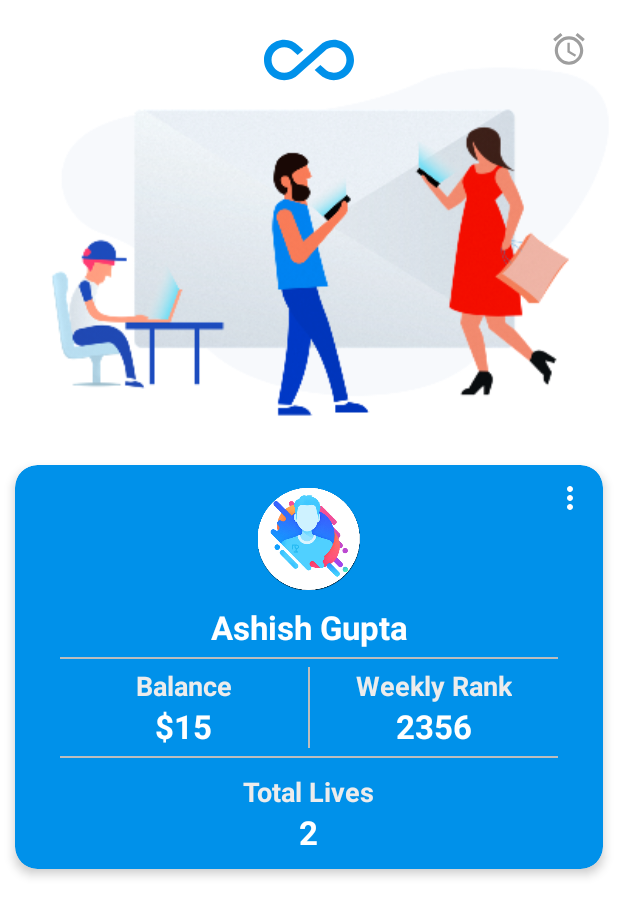
After one commit to ashishguptasanu/PlayerApp, an Android app: the layout activity_home.xml on its own in the app's theme, with its tools: preview values and no code run, on a phone screen of 412 x 824 dp. The commit adds this screen. Shown: the top 916 px of the screen. Run offline under Robolectric (Android 15) with nearby library versions, the phone set to English and light mode, and no system bars.

Commit message:
added home activity

```diff
--- a/app/build.gradle
+++ b/app/build.gradle
@@ -30,7 +30,7 @@ dependencies {
     compile 'com.android.support:recyclerview-v7:26.1.0'
     compile 'com.google.firebase:firebase-database:11.4.2'
     compile 'com.android.support:design:26.1.0'
-
     implementation project(':IrisSDK')
+    implementation 'com.android.support:cardview-v7:26.1.0'
 }
 apply plugin: 'com.google.gms.google-services'
--- a/app/src/main/AndroidManifest.xml
+++ b/app/src/main/AndroidManifest.xml
@@ -12,8 +12,10 @@
         android:supportsRtl="true"
         android:theme="@style/AppTheme">
         <activity
-            android:name=".PlayerActivity"
+            android:name=".Activities.PlayerActivity"
             android:windowSoftInputMode="adjustResize">
+        </activity>
+        <activity android:name=".Activities.HomeActivity">
             <intent-filter>
                 <action android:name="android.intent.action.MAIN" />
 
--- /dev/null
+++ b/app/src/main/java/live/player/edge/com/playerapp/Activities/HomeActivity.java
@@ -0,0 +1,104 @@
+package live.player.edge.com.playerapp.Activities;
+
+import android.content.Intent;
+import android.os.Build;
+import android.os.Handler;
+import android.support.v7.app.AppCompatActivity;
+import android.os.Bundle;
+import android.util.Log;
+import android.view.View;
+import android.view.Window;
+import android.view.WindowManager;
+
+import org.json.JSONArray;
+import org.json.JSONObject;
+
+import java.io.IOException;
+import java.util.Objects;
+
+import live.player.edge.com.playerapp.R;
+import okhttp3.Call;
+import okhttp3.Callback;
+import okhttp3.OkHttpClient;
+import okhttp3.Request;
+import okhttp3.Response;
+
+public class HomeActivity extends AppCompatActivity {
+    OkHttpClient mOkHttpClient = new OkHttpClient();
+    private static final String API_KEY = "cwnka4f079cro6nfqolllkf36";
+    Handler handler;
+    Runnable runnable;
+
+    @Override
+    protected void onCreate(Bundle savedInstanceState) {
+        super.onCreate(savedInstanceState);
+        setContentView(R.layout.activity_home);
+        View mContentView = findViewById(R.id.content_fullscreen);
+        mContentView.setSystemUiVisibility(View.SYSTEM_UI_FLAG_LOW_PROFILE
+                | View.SYSTEM_UI_FLAG_FULLSCREEN
+                | View.SYSTEM_UI_FLAG_LAYOUT_STABLE
+                | View.SYSTEM_UI_FLAG_IMMERSIVE_STICKY
+                | View.SYSTEM_UI_FLAG_LAYOUT_HIDE_NAVIGATION
+                | View.SYSTEM_UI_FLAG_HIDE_NAVIGATION);
+        if (Build.VERSION.SDK_INT >= Build.VERSION_CODES.KITKAT) {
+            Window w = getWindow();
+            w.setFlags(WindowManager.LayoutParams.FLAG_LAYOUT_NO_LIMITS, WindowManager.LayoutParams.FLAG_LAYOUT_NO_LIMITS);
+        }
+        handler = new Handler();
+        runnable = new Runnable() {
+            @Override
+            public void run() {
+                getLatestResourceUri();
+                handler.postDelayed(this, 10000);
+            }
+        };
+        handler.postDelayed(runnable, 1000) ;
+    }
+    void getLatestResourceUri() {
+        Request request = new Request.Builder()
+                .url("https://api.irisplatform.io/broadcasts")
+                .addHeader("Accept", "application/vnd.bambuser.v1+json")
+                .addHeader("Content-Type", "application/json")
+                .addHeader("Authorization", "Bearer " + API_KEY)
+                .get()
+                .build();
+        mOkHttpClient.newCall(request).enqueue(new Callback() {
+            @Override
+            public void onFailure(final Call call, final IOException e) {
+                /*runOnUiThread(new Runnable() { @Override public void run() {
+                    if (mPlayerStatusTextView != null)
+                        mPlayerStatusTextView.setText("Http exception: " + e);
+                }});*/
+            }
+            @Override
+            public void onResponse(final Call call, final Response response) throws IOException {
+                String body = response.body().string();
+                Log.d("Broadcast Response", body);
+                String resourceUri = null;
+                try {
+                    JSONObject json = new JSONObject(body);
+                    JSONArray results = json.getJSONArray("results");
+                    JSONObject latestBroadcast = results.optJSONObject(0);
+                    resourceUri = latestBroadcast.optString("resourceUri");
+                    String status = latestBroadcast.getString("type");
+                    final String uri = resourceUri;
+                    if(Objects.equals(status, "live")){
+                        Intent intent = new Intent(getApplicationContext(), PlayerActivity.class);
+                        intent.putExtra("resource_uri",uri);
+                        startActivity(intent);
+                    }
+                } catch (Exception ignored) {}
+            }
+        });
+    }
+    @Override
+    protected void onStop() {
+        super.onStop();
+        handler.removeCallbacks(runnable);
+    }
+    @Override
+    protected void onPause() {
+        super.onPause();
+        handler.removeCallbacks(runnable);
+    }
+}
--- a/app/src/main/java/live/player/edge/com/playerapp/PlayerActivity.java
+++ b/app/src/main/java/live/player/edge/com/playerapp/Activities/PlayerActivity.java
@@ -1,35 +1,25 @@
-package live.player.edge.com.playerapp;
+package live.player.edge.com.playerapp.Activities;
 
 import android.animation.ObjectAnimator;
 import android.animation.ValueAnimator;
-import android.app.ActionBar;
-import android.content.Context;
 import android.os.Build;
-import android.support.design.widget.CoordinatorLayout;
 import android.support.v7.app.AppCompatActivity;
 import android.os.Bundle;
 import android.support.v7.widget.LinearLayoutManager;
 import android.support.v7.widget.RecyclerView;
-import android.text.TextUtils;
 import android.util.Log;
-import android.view.Gravity;
 import android.view.KeyEvent;
 import android.view.MotionEvent;
 import android.view.SurfaceView;
 import android.view.View;
-import android.view.Window;
 import android.view.WindowManager;
 import android.view.inputmethod.EditorInfo;
-import android.view.inputmethod.InputMethodManager;
 import android.widget.EditText;
-import android.widget.FrameLayout;
 import android.widget.MediaController;
-import android.widget.TableRow;
 import android.widget.TextView;
 
 import com.bambuser.broadcaster.BroadcastPlayer;
 import com.bambuser.broadcaster.PlayerState;
-import com.google.firebase.FirebaseApp;
 import com.google.firebase.database.ChildEventListener;
 import com.google.firebase.database.DataSnapshot;
 import com.google.firebase.database.DatabaseError;
@@ -46,13 +36,12 @@ import java.util.Objects;
 
 import live.player.edge.com.playerapp.Adapters.CommentAdapter;
 import live.player.edge.com.playerapp.Models.Comments;
+import live.player.edge.com.playerapp.R;
 import okhttp3.Call;
 import okhttp3.Callback;
 import okhttp3.OkHttpClient;
 import okhttp3.Request;
 import okhttp3.Response;
-
-import static android.view.WindowManager.LayoutParams.SOFT_INPUT_ADJUST_PAN;
 
 public class PlayerActivity extends AppCompatActivity {
     SurfaceView mVideoSurface;
@@ -60,7 +49,7 @@ public class PlayerActivity extends AppCompatActivity {
     BroadcastPlayer mBroadcastPlayer;
     MediaController mMediaController = null;
     OkHttpClient mOkHttpClient = new OkHttpClient();
-    String status;
+    String uri;
     TextView tvLiveStatus;
     EditText edtComment;
     DatabaseReference mDatabase;
@@ -68,16 +57,17 @@ public class PlayerActivity extends AppCompatActivity {
     LinearLayoutManager linearLayoutManager;
     CommentAdapter commentAdapter;
     List<Comments> commentsList = new ArrayList<>();
+    private static final String APPLICATION_ID = "CaeKICW1agdVn9C1KIOWsw";
 
     BroadcastPlayer.Observer mBroadcastPlayerObserver = new BroadcastPlayer.Observer() {
         @Override
         public void onStateChange(PlayerState playerState) {
             if (mPlayerStatusTextView != null)
                 mPlayerStatusTextView.setText("Status: " + playerState);
-                Log.d("Status Video",playerState.name());
-                if(Objects.equals(playerState.name(), "COMPLETED")){
-                    tvLiveStatus.setVisibility(View.GONE);
-                }
+            Log.d("Status Video",playerState.name());
+            if(Objects.equals(playerState.name(), "COMPLETED")){
+                tvLiveStatus.setVisibility(View.GONE);
+            }
             if (playerState == PlayerState.PLAYING || playerState == PlayerState.PAUSED || playerState == PlayerState.COMPLETED) {
                 if (mMediaController == null && mBroadcastPlayer != null && !mBroadcastPlayer.isTypeLive()) {
                     mMediaController = new MediaController(PlayerActivity.this);
@@ -109,7 +99,6 @@ public class PlayerActivity extends AppCompatActivity {
                     WindowManager.LayoutParams.FLAG_FULLSCREEN);
         }
         setContentView(R.layout.activity_player);
-
         this.getWindow().setSoftInputMode(
                 WindowManager.LayoutParams.SOFT_INPUT_ADJUST_PAN);
         mDatabase = FirebaseDatabase.getInstance().getReference();
@@ -123,6 +112,9 @@ public class PlayerActivity extends AppCompatActivity {
         mPlayerStatusTextView = (TextView) findViewById(R.id.PlayerStatusTextView);
         tvLiveStatus = findViewById(R.id.tv_live_status);
         tvLiveStatus.setVisibility(View.GONE);
+        if(getIntent().getExtras() !=null && getIntent().getExtras().containsKey("resource_uri")){
+            uri = getIntent().getStringExtra("resource_uri");
+        }
     }
     @Override
     protected void onPause() {
@@ -159,56 +151,16 @@ public class PlayerActivity extends AppCompatActivity {
         super.onResume();
         mVideoSurface = (SurfaceView) findViewById(R.id.VideoSurfaceView);
         mPlayerStatusTextView.setText("Loading latest broadcast");
-        getLatestResourceUri();
+        if(getIntent().getExtras() !=null && getIntent().getExtras().containsKey("resource_uri")){
+            uri = getIntent().getStringExtra("resource_uri");
+        }
+        initPlayer(uri);
+        //
     }
-
-    void getLatestResourceUri() {
-        Request request = new Request.Builder()
-                .url("https://api.irisplatform.io/broadcasts")
-                .addHeader("Accept", "application/vnd.bambuser.v1+json")
-                .addHeader("Content-Type", "application/json")
-                .addHeader("Authorization", "Bearer " + API_KEY)
-                .get()
-                .build();
-        mOkHttpClient.newCall(request).enqueue(new Callback() {
-            @Override
-            public void onFailure(final Call call, final IOException e) {
-                runOnUiThread(new Runnable() { @Override public void run() {
-                    if (mPlayerStatusTextView != null)
-                        mPlayerStatusTextView.setText("Http exception: " + e);
-                }});
-            }
-            @Override
-            public void onResponse(final Call call, final Response response) throws IOException {
-                String body = response.body().string();
-                Log.d("Broadcast Response", body);
-                String resourceUri = null;
-                try {
-                    JSONObject json = new JSONObject(body);
-                    JSONArray results = json.getJSONArray("results");
-                    JSONObject latestBroadcast = results.optJSONObject(0);
-                    resourceUri = latestBroadcast.optString("resourceUri");
-                    status = latestBroadcast.getString("type");
-                    final String uri = resourceUri;
-                    runOnUiThread(new Runnable() { @Override public void run() {
-                        initPlayer(uri, status);
-                    }});
-
-                } catch (Exception ignored) {}
-
-            }
-        });
-    }
-
-    void initPlayer(String resourceUri, String status) {
-        Log.d("Status:", status);
+    void initPlayer(String resourceUri) {
+        animateLiveStatus();
         getComments();
         initializeComments();
-        if(Objects.equals(status, "live")){
-            animateLiveStatus();
-            Log.d("Status","Shown");
-
-        }
         if (resourceUri == null) {
             if (mPlayerStatusTextView != null)
                 mPlayerStatusTextView.setText("Could not get info about latest broadcast");
@@ -271,7 +223,7 @@ public class PlayerActivity extends AppCompatActivity {
                 if (actionId == EditorInfo.IME_ACTION_SEND) {
                     Log.d("Clicked", "2");
                     if (edtComment.getText().toString().length() > 0) {
-                        sendCommentToFirebase("Ashish", edtComment.getText().toString());
+                        sendCommentToFirebase("Nitin", edtComment.getText().toString());
 
 
                     }
@@ -287,8 +239,6 @@ public class PlayerActivity extends AppCompatActivity {
         newRef.setValue(comments);
         edtComment.setText("");
         edtComment.setHint("Enter your Comment..");
-        /*InputMethodManager imm = (InputMethodManager)getSystemService(Context.INPUT_METHOD_SERVICE);
-        imm.hideSoftInputFromWindow(edtComment.getWindowToken(), 0);*/
 
     }
 
@@ -302,6 +252,6 @@ public class PlayerActivity extends AppCompatActivity {
     }
 
 
-    // ...
+
 
 }
--- /dev/null
+++ b/app/src/main/res/drawable/clock.xml
@@ -0,0 +1,9 @@
+<vector xmlns:android="http://schemas.android.com/apk/res/android"
+        android:width="24dp"
+        android:height="24dp"
+        android:viewportWidth="24.0"
+        android:viewportHeight="24.0">
+    <path
+        android:fillColor="#9e9e9e"
+        android:pathData="M22,5.72l-4.6,-3.86 -1.29,1.53 4.6,3.86L22,5.72zM7.88,3.39L6.6,1.86 2,5.71l1.29,1.53 4.59,-3.85zM12.5,8L11,8v6l4.75,2.85 0.75,-1.23 -4,-2.37L12.5,8zM12,4c-4.97,0 -9,4.03 -9,9s4.02,9 9,9c4.97,0 9,-4.03 9,-9s-4.03,-9 -9,-9zM12,20c-3.87,0 -7,-3.13 -7,-7s3.13,-7 7,-7 7,3.13 7,7 -3.13,7 -7,7z"/>
+</vector>
--- /dev/null
+++ b/app/src/main/res/drawable/logo.xml
@@ -0,0 +1,9 @@
+<vector xmlns:android="http://schemas.android.com/apk/res/android"
+        android:width="24dp"
+        android:height="24dp"
+        android:viewportWidth="24.0"
+        android:viewportHeight="24.0">
+    <path
+        android:fillColor="#0091ea"
+        android:pathData="M18.6,6.62c-1.44,0 -2.8,0.56 -3.77,1.53L12,10.66 10.48,12h0.01L7.8,14.39c-0.64,0.64 -1.49,0.99 -2.4,0.99 -1.87,0 -3.39,-1.51 -3.39,-3.38S3.53,8.62 5.4,8.62c0.91,0 1.76,0.35 2.44,1.03l1.13,1 1.51,-1.34L9.22,8.2C8.2,7.18 6.84,6.62 5.4,6.62 2.42,6.62 0,9.04 0,12s2.42,5.38 5.4,5.38c1.44,0 2.8,-0.56 3.77,-1.53l2.83,-2.5 0.01,0.01L13.52,12h-0.01l2.69,-2.39c0.64,-0.64 1.49,-0.99 2.4,-0.99 1.87,0 3.39,1.51 3.39,3.38s-1.52,3.38 -3.39,3.38c-0.9,0 -1.76,-0.35 -2.44,-1.03l-1.14,-1.01 -1.51,1.34 1.27,1.12c1.02,1.01 2.37,1.57 3.82,1.57 2.98,0 5.4,-2.41 5.4,-5.38s-2.42,-5.37 -5.4,-5.37z"/>
+</vector>
--- /dev/null
+++ b/app/src/main/res/drawable/menu_icon.xml
@@ -0,0 +1,9 @@
+<vector xmlns:android="http://schemas.android.com/apk/res/android"
+        android:width="24dp"
+        android:height="24dp"
+        android:viewportWidth="24.0"
+        android:viewportHeight="24.0">
+    <path
+        android:fillColor="#fff"
+        android:pathData="M12,8c1.1,0 2,-0.9 2,-2s-0.9,-2 -2,-2 -2,0.9 -2,2 0.9,2 2,2zM12,10c-1.1,0 -2,0.9 -2,2s0.9,2 2,2 2,-0.9 2,-2 -0.9,-2 -2,-2zM12,16c-1.1,0 -2,0.9 -2,2s0.9,2 2,2 2,-0.9 2,-2 -0.9,-2 -2,-2z"/>
+</vector>
--- /dev/null
+++ b/app/src/main/res/layout/activity_home.xml
@@ -0,0 +1,166 @@
+<?xml version="1.0" encoding="utf-8"?>
+<android.support.design.widget.CoordinatorLayout xmlns:android="http://schemas.android.com/apk/res/android"
+    xmlns:app="http://schemas.android.com/apk/res-auto"
+    xmlns:tools="http://schemas.android.com/tools"
+    android:layout_width="match_parent"
+    android:layout_height="match_parent"
+    android:background="#fff"
+    android:id="@+id/content_fullscreen"
+    tools:context="live.player.edge.com.playerapp.Activities.HomeActivity">
+    <ImageView
+        android:layout_marginTop="10dp"
+        android:layout_width="60dp"
+        android:layout_height="60dp"
+        android:elevation="15dp"
+        android:layout_gravity="center_horizontal"
+        android:src="@drawable/logo"/>
+    <ImageView
+        android:layout_width="25dp"
+        android:layout_height="25dp"
+        android:layout_margin="20dp"
+        android:layout_marginTop="15dp"
+        android:elevation="15dp"
+        android:layout_gravity="end"
+        android:src="@drawable/clock"/>
+    <LinearLayout
+        android:layout_width="match_parent"
+        android:layout_height="wrap_content"
+        android:orientation="vertical">
+        <ImageView
+            android:layout_width="match_parent"
+            android:layout_height="300dp"
+            android:src="@mipmap/illustration_home"
+            android:scaleType="fitXY"/>
+        <android.support.v7.widget.CardView
+            android:layout_width="match_parent"
+            android:layout_height="wrap_content"
+            android:layout_margin="10dp"
+            app:cardCornerRadius="15dp"
+            app:cardElevation="4dp"
+            app:cardBackgroundColor="#0091ea">
+            <ImageView
+                android:layout_width="wrap_content"
+                android:layout_height="wrap_content"
+                android:layout_gravity="right"
+                android:layout_margin="10dp"
+                android:src="@drawable/menu_icon"/>
+            <LinearLayout
+                android:layout_width="match_parent"
+                android:layout_height="wrap_content"
+                android:layout_marginLeft="30dp"
+                android:layout_marginTop="5dp"
+                android:layout_marginRight="30dp"
+                android:orientation="vertical">
+
+                <LinearLayout
+                    android:layout_width="match_parent"
+                    android:layout_height="wrap_content"
+                    android:orientation="vertical">
+                    <ImageView
+                        android:layout_width="68dp"
+                        android:layout_height="68dp"
+                        android:layout_marginTop="10dp"
+                        android:layout_gravity="center_horizontal"
+                        android:src="@mipmap/profile_image2"/>
+                    <TextView
+                        android:layout_width="match_parent"
+                        android:layout_height="wrap_content"
+                        android:textAppearance="@style/Base.TextAppearance.AppCompat.Large"
+                        android:textColor="#fff"
+                        android:textStyle="bold"
+                        android:gravity="center"
+                        android:layout_marginTop="10dp"
+                        android:text="Ashish Gupta"/>
+                    <View
+                        android:layout_width="match_parent"
+                        android:layout_height="1dp"
+                        android:background="@color/viewColor"
+                        android:layout_marginTop="5dp"/>
+                    <LinearLayout
+                        android:layout_width="match_parent"
+                        android:layout_height="wrap_content"
+                        android:layout_marginTop="5dp"
+                        android:orientation="horizontal">
+                        <LinearLayout
+                            android:layout_width="0dp"
+                            android:layout_height="wrap_content"
+                            android:layout_weight="1"
+                            android:orientation="vertical">
+                            <TextView
+                                android:layout_width="wrap_content"
+                                android:layout_height="wrap_content"
+                                android:text="Balance"
+                                android:layout_gravity="center"
+                                android:textStyle="bold"
+                                android:textAppearance="@style/Base.TextAppearance.AppCompat.Medium"
+                                android:textColor="#ececec"/>
+                            <TextView
+                                android:layout_width="wrap_content"
+                                android:layout_height="wrap_content"
+                                android:text="$15"
+                                android:layout_gravity="center"
+                                android:textStyle="bold"
+                                android:textAppearance="@style/Base.TextAppearance.AppCompat.Large"
+                                android:textColor="#fff"/>
+                        </LinearLayout>
+                        <View
+                            android:layout_width="1dp"
+                            android:layout_height="match_parent"
+                            android:background="@color/viewColor"/>
+                        <LinearLayout
+                            android:layout_width="0dp"
+                            android:layout_height="wrap_content"
+                            android:layout_weight="1"
+                            android:orientation="vertical">
+                            <TextView
+                                android:layout_width="wrap_content"
+                                android:layout_height="wrap_content"
+                                android:text="Weekly Rank"
+                                android:layout_gravity="center"
+                                android:textStyle="bold"
+                                android:textAppearance="@style/Base.TextAppearance.AppCompat.Medium"
+                                android:textColor="#ececec"/>
+                            <TextView
+                                android:layout_width="wrap_content"
+                                android:layout_height="wrap_content"
+                                android:text="2356"
+                                android:layout_gravity="center"
+                                android:textStyle="bold"
+                                android:textAppearance="@style/Base.TextAppearance.AppCompat.Large"
+                                android:textColor="#fff"/>
+                        </LinearLayout>
+                    </LinearLayout>
+                    <View
+                        android:layout_width="match_parent"
+                        android:layout_height="1dp"
+                        android:background="@color/viewColor"
+                        android:layout_marginTop="5dp"/>
+                    <LinearLayout
+                        android:layout_width="match_parent"
+                        android:layout_height="wrap_content"
+                        android:layout_marginTop="10dp"
+                        android:orientation="vertical">
+                        <TextView
+                            android:layout_width="wrap_content"
+                            android:layout_height="wrap_content"
+                            android:text="Total Lives"
+                            android:layout_gravity="center"
+                            android:textStyle="bold"
+                            android:textAppearance="@style/Base.TextAppearance.AppCompat.Medium"
+                            android:textColor="#ececec"/>
+                        <TextView
+                            android:layout_width="wrap_content"
+                            android:layout_height="wrap_content"
+                            android:text="2"
+                            android:layout_gravity="center"
+                            android:textStyle="bold"
+                            android:layout_marginBottom="10dp"
+                            android:textAppearance="@style/Base.TextAppearance.AppCompat.Large"
+                            android:textColor="#fff"/>
+                    </LinearLayout>
+                </LinearLayout>
+            </LinearLayout>
+        </android.support.v7.widget.CardView>
+    </LinearLayout>
+
+</android.support.design.widget.CoordinatorLayout>
--- a/app/src/main/res/layout/activity_player.xml
+++ b/app/src/main/res/layout/activity_player.xml
@@ -6,7 +6,7 @@
     android:layout_height="match_parent"
     android:fitsSystemWindows="true"
     android:id="@+id/content_fullscreen"
-    tools:context="live.player.edge.com.playerapp.PlayerActivity">
+    tools:context="live.player.edge.com.playerapp.Activities.PlayerActivity">
 
     <FrameLayout
         android:layout_width="match_parent"
--- a/app/src/main/res/values/colors.xml
+++ b/app/src/main/res/values/colors.xml
@@ -3,4 +3,5 @@
     <color name="colorPrimary">#3F51B5</color>
     <color name="colorPrimaryDark">#303F9F</color>
     <color name="colorAccent">#FF4081</color>
+    <color name="viewColor">#bdbdbd</color>
 </resources>
```
Also changed, not shown: app/src/main/res/mipmap-xxhdpi/illustration_home.png (added), app/src/main/res/mipmap-xxhdpi/profile_image2.png (added).
